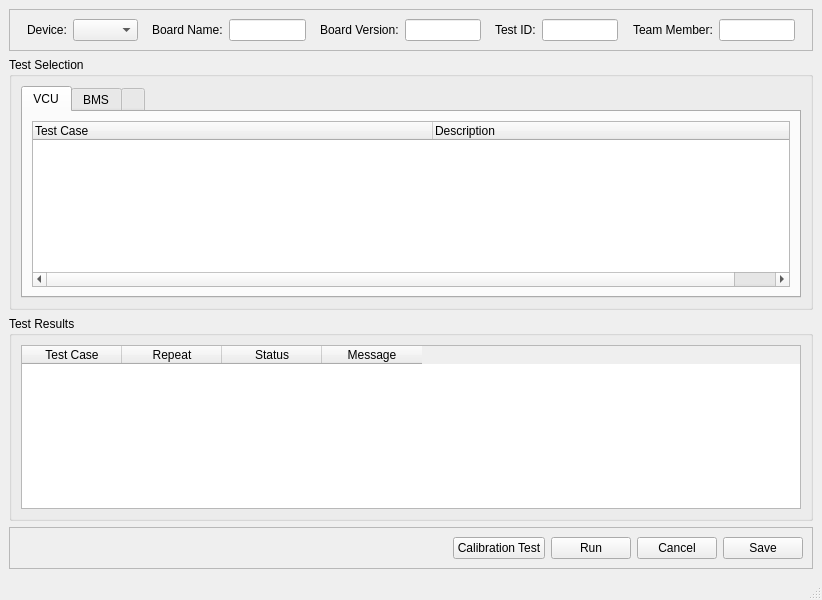
The window that TestBoardGUI/ui/mainwindow.ui (sfuphantom/testing) describes before a commit, drawn with Qt 5.
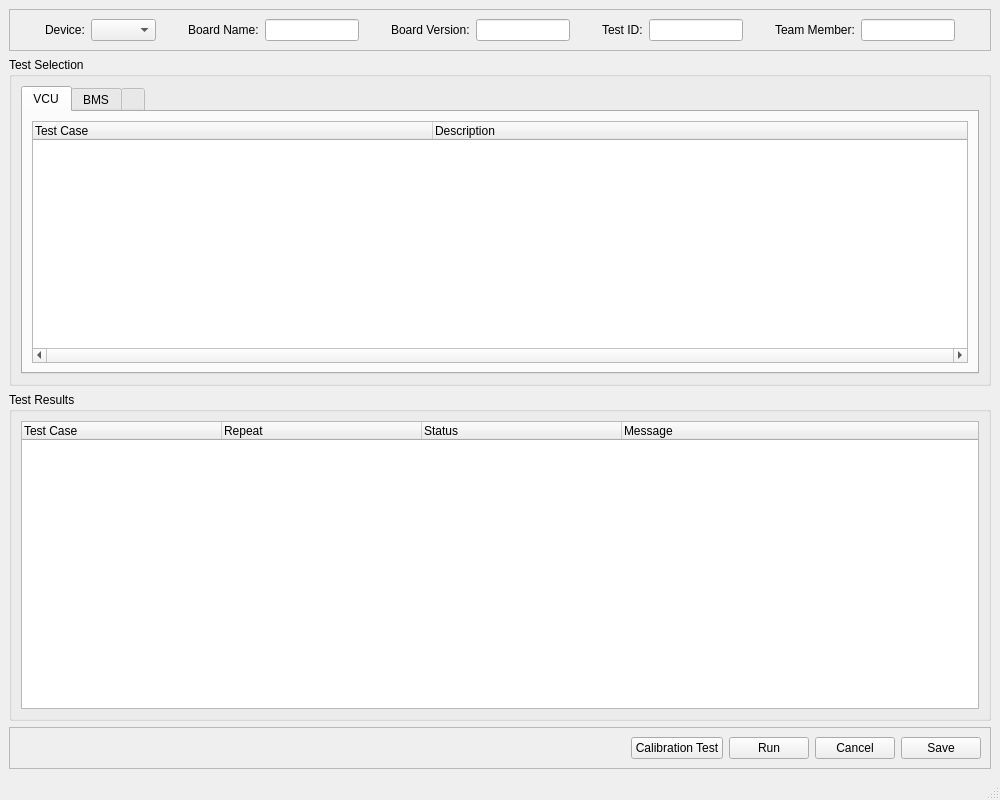
The same window after the commit. The open tabs and pages were chosen to show the change.

Commit message: feat: retreive and parse user input

Patch:
```diff
--- a/TestBoardGUI/ui/mainwindow.ui
+++ b/TestBoardGUI/ui/mainwindow.ui
@@ -6,8 +6,8 @@
    <rect>
     <x>0</x>
     <y>0</y>
-    <width>822</width>
-    <height>600</height>
+    <width>1000</width>
+    <height>800</height>
    </rect>
   </property>
   <property name="windowTitle">
@@ -190,6 +190,9 @@
              <property name="frameShadow">
               <enum>QFrame::Sunken</enum>
              </property>
+             <property name="horizontalScrollBarPolicy">
+              <enum>Qt::ScrollBarAlwaysOn</enum>
+             </property>
              <property name="editTriggers">
               <set>QAbstractItemView::NoEditTriggers</set>
              </property>
@@ -199,14 +202,17 @@
              <property name="selectionMode">
               <enum>QAbstractItemView::MultiSelection</enum>
              </property>
+             <property name="wordWrap">
+              <bool>true</bool>
+             </property>
              <attribute name="headerMinimumSectionSize">
-              <number>400</number>
+              <number>50</number>
              </attribute>
              <attribute name="headerDefaultSectionSize">
               <number>400</number>
              </attribute>
              <attribute name="headerStretchLastSection">
-              <bool>false</bool>
+              <bool>true</bool>
              </attribute>
              <column>
               <property name="text">
@@ -281,7 +287,13 @@
       </property>
       <layout class="QHBoxLayout" name="horizontalLayout_3">
        <item>
-        <widget class="QTableWidget" name="resultsTable">
+        <widget class="QTreeWidget" name="resultsTreeWidget">
+         <attribute name="headerMinimumSectionSize">
+          <number>200</number>
+         </attribute>
+         <attribute name="headerDefaultSectionSize">
+          <number>200</number>
+         </attribute>
          <column>
           <property name="text">
            <string>Test Case</string>
```
Left out of the diff: 8 changed lines with no effect on the pictures. The commit also changes 2 other files.
